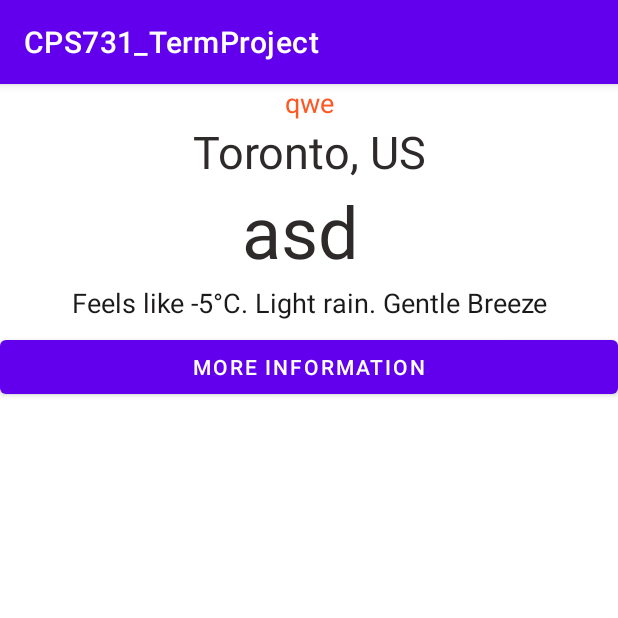
After one commit to samuel-c/CPS731_TermProject, an Android app: the InfoActivity screen opened directly, with no data from a screen before it, on a phone screen of 412 x 824 dp, the top half of it. The commit adds this screen. Run offline under Robolectric (Android 15) with nearby library versions, the phone set to English and light mode, and no system bars; our stand-ins replace Picasso; pictures from the network do not load.

Commit message:
Weather information

```diff
--- a/app/build.gradle
+++ b/app/build.gradle
@@ -35,6 +35,7 @@ dependencies {
     implementation 'android.arch.persistence.room:runtime:1.1.1'
     implementation 'androidx.legacy:legacy-support-v4:1.0.0'
     implementation 'com.android.support:support-v4:26.1.0'
+    implementation 'com.squareup.picasso:picasso:2.71828'
     annotationProcessor 'android.arch.persistence.room:compiler:1.1.1'
 
     // room
--- a/app/src/main/AndroidManifest.xml
+++ b/app/src/main/AndroidManifest.xml
@@ -7,13 +7,15 @@
     <uses-permission android:name="com.android.alarm.permission.SET_ALARM" />
 
     <application
+        android:usesCleartextTraffic="true"
         android:allowBackup="true"
         android:icon="@mipmap/ic_launcher"
         android:label="@string/app_name"
         android:roundIcon="@mipmap/ic_launcher_round"
         android:supportsRtl="true"
         android:theme="@style/Theme.CPS731_TermProject">
-        <activity android:name=".AlarmActivity"></activity>
+        <activity android:name=".InfoActivity"></activity>
+        <activity android:name=".AlarmActivity" />
         <activity android:name=".LoginActivity" />
         <activity android:name=".RegisterActivity" />
         <activity android:name=".MainActivity">
--- a/app/src/main/java/com/example/cps731_termproject/utils/Alarm.java
+++ b/app/src/main/java/com/example/cps731_termproject/utils/Alarm.java
@@ -23,6 +23,7 @@ public class Alarm implements Serializable {
     public int STANDBY = 0;
     public int STOPPED = 1;
     public int RINGING = 2;
+    @Ignore
     public Ringtone ringtone;
 
     @PrimaryKey(autoGenerate = true)
--- /dev/null
+++ b/app/src/main/res/layout/activity_info.xml
@@ -0,0 +1,72 @@
+<?xml version="1.0" encoding="utf-8"?>
+<LinearLayout xmlns:android="http://schemas.android.com/apk/res/android"
+    xmlns:app="http://schemas.android.com/apk/res-auto"
+    xmlns:tools="http://schemas.android.com/tools"
+    android:layout_width="match_parent"
+    android:layout_height="match_parent"
+    android:orientation="vertical"
+    tools:context=".InfoActivity">
+
+    <TextView
+        android:id="@+id/textCurrentTime"
+        android:layout_width="match_parent"
+        android:layout_height="wrap_content"
+        android:text="qwe"
+        android:textAlignment="center"
+        android:textColor="#FF5722"
+        android:textSize="18sp" />
+
+    <TextView
+        android:id="@+id/textCityCountry"
+        android:layout_width="match_parent"
+        android:layout_height="wrap_content"
+        android:text="Toronto, US"
+        android:textAlignment="center"
+        android:textColor="#2E2A2A"
+        android:textSize="30sp" />
+
+    <LinearLayout
+        android:layout_width="match_parent"
+        android:layout_height="68dp"
+        android:orientation="horizontal">
+
+        <TextView
+            android:id="@+id/textView11"
+            android:layout_width="wrap_content"
+            android:layout_height="wrap_content"
+            android:layout_weight="1" />
+
+        <ImageView
+            android:id="@+id/weatherIcon"
+            android:layout_width="81dp"
+            android:layout_height="match_parent"
+            android:baselineAlignBottom="false"
+            android:contentDescription="@string/todo"
+            tools:srcCompat="@tools:sample/avatars" />
+
+        <TextView
+            android:id="@+id/temp"
+            android:layout_width="170dp"
+            android:layout_height="wrap_content"
+            android:layout_weight="1"
+            android:text="asd"
+            android:textColor="#2E2A2A"
+            android:textSize="48sp" />
+    </LinearLayout>
+
+    <TextView
+        android:id="@+id/textDescription"
+        android:layout_width="match_parent"
+        android:layout_height="31dp"
+        android:text="Feels like -5°C. Light rain. Gentle Breeze"
+        android:textAlignment="center"
+        android:textColor="#1B1919"
+        android:textSize="18sp" />
+
+    <Button
+        android:id="@+id/btnWeatherURL"
+        android:layout_width="match_parent"
+        android:layout_height="wrap_content"
+        android:text="More information" />
+
+</LinearLayout>
--- a/app/src/main/res/values/strings.xml
+++ b/app/src/main/res/values/strings.xml
@@ -4,4 +4,6 @@
     <string name="add_alarm">Add Alarm</string>
     <!-- TODO: Remove or change this placeholder text -->
     <string name="hello_blank_fragment">Hello blank fragment</string>
+    <string name="todo">TODO</string>
+    <string name="textview">TextView</string>
 </resources>
```
Also changed, not shown: app/src/main/java/com/example/cps731_termproject/InfoActivity.java (added, +168 -0 lines), app/src/main/java/com/example/cps731_termproject/MainActivity.java (+4 -5 lines).
